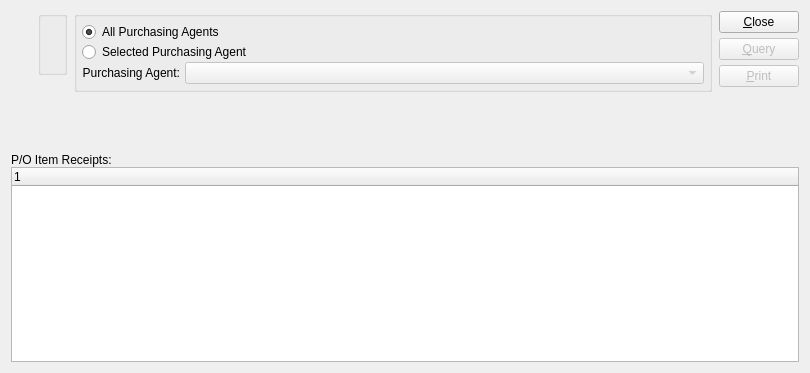
Old version of the form xtuple/trunk/guiclient/dspPoDeliveryDateVariancesByVendor.ui in the repository WooodHead/xtuple.
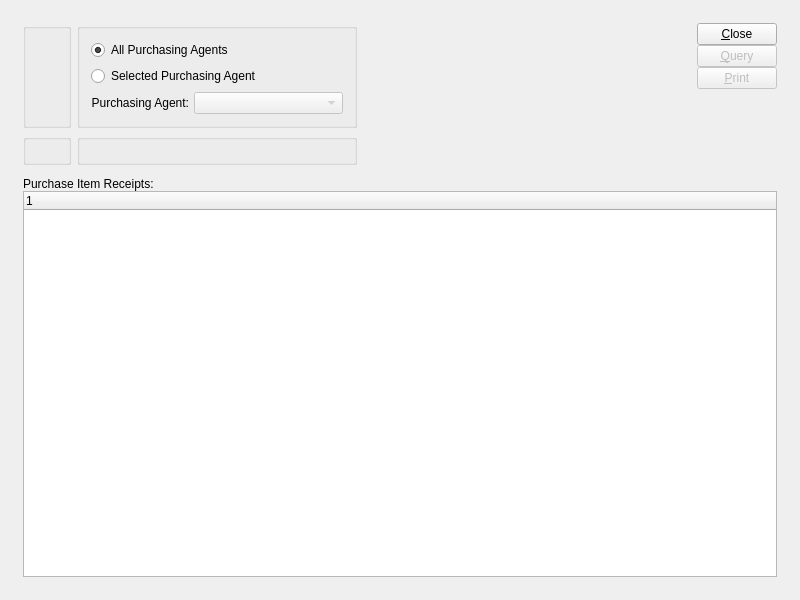
New version of the form. Custom widgets are drawn as their Qt base class.

What changed in the file:
```diff
--- a/xtuple/trunk/guiclient/dspPoDeliveryDateVariancesByVendor.ui
+++ b/xtuple/trunk/guiclient/dspPoDeliveryDateVariancesByVendor.ui
@@ -13,121 +13,58 @@
    <rect>
     <x>0</x>
     <y>0</y>
-    <width>810</width>
-    <height>373</height>
+    <width>800</width>
+    <height>600</height>
    </rect>
   </property>
   <property name="windowTitle" >
    <string>P/O Delivery Date Variances by Vendor</string>
   </property>
-   <layout class="QVBoxLayout" >
-    <item>
-     <layout class="QHBoxLayout" >
+  <layout class="QGridLayout" name="gridLayout_7" >
+   <item row="0" column="0" >
+    <layout class="QGridLayout" name="gridLayout_6" >
       <property name="margin" >
-       <number>0</number>
+      <number>12</number>
       </property>
       <property name="spacing" >
-       <number>7</number>
-      </property>
+      <number>12</number>
+     </property>
+     <item row="0" column="0" >
+      <layout class="QHBoxLayout" name="horizontalLayout" >
       <item>
-       <layout class="QVBoxLayout" >
-        <property name="margin" >
-         <number>0</number>
-        </property>
-        <property name="spacing" >
-         <number>0</number>
-        </property>
-        <item>
+        <layout class="QGridLayout" name="gridLayout_4" >
+         <item row="0" column="0" >
+          <widget class="QGroupBox" name="_vendorGroup" >
+           <property name="title" >
+            <string/>
+           </property>
+           <layout class="QGridLayout" name="gridLayout_3" >
+            <item row="0" column="0" >
          <widget class="VendorCluster" name="_vendor" />
         </item>
-        <item>
-         <spacer>
+            <item row="1" column="0" >
+             <spacer name="verticalSpacer" >
           <property name="orientation" >
            <enum>Qt::Vertical</enum>
           </property>
-          <property name="sizeType" >
-           <enum>QSizePolicy::Preferred</enum>
-          </property>
-          <property name="sizeHint" >
+              <property name="sizeHint" stdset="0" >
            <size>
             <width>20</width>
-            <height>100</height>
+                <height>0</height>
            </size>
           </property>
          </spacer>
         </item>
        </layout>
-      </item>
-      <item>
-       <layout class="QVBoxLayout" >
-        <property name="margin" >
-         <number>0</number>
-        </property>
-        <property name="spacing" >
-         <number>5</number>
-        </property>
-        <item>
-         <layout class="QHBoxLayout" >
-          <property name="margin" >
-           <number>0</number>
-          </property>
-          <property name="spacing" >
-           <number>7</number>
-          </property>
-          <item>
-           <layout class="QVBoxLayout" >
-            <property name="margin" >
-             <number>0</number>
-            </property>
-            <property name="spacing" >
-             <number>0</number>
-            </property>
-            <item>
-             <widget class="WarehouseGroup" name="_warehouse" >
-              <property name="title" >
-               <string/>
-              </property>
-             </widget>
-            </item>
-            <item>
-             <spacer>
-              <property name="orientation" >
-               <enum>Qt::Vertical</enum>
-              </property>
-              <property name="sizeType" >
-               <enum>QSizePolicy::Preferred</enum>
-              </property>
-              <property name="sizeHint" >
-               <size>
-                <width>16</width>
-                <height>17</height>
-               </size>
-              </property>
-             </spacer>
-            </item>
-           </layout>
-          </item>
-          <item>
+          </widget>
+         </item>
+         <item row="0" column="1" >
            <widget class="QGroupBox" name="_agentGroup" >
-            <property name="sizePolicy" >
-             <sizepolicy>
-              <hsizetype>5</hsizetype>
-              <vsizetype>0</vsizetype>
-              <horstretch>0</horstretch>
-              <verstretch>0</verstretch>
-             </sizepolicy>
-            </property>
             <property name="title" >
              <string/>
             </property>
-            <layout class="QVBoxLayout" >
-             <property name="margin" >
-              <number>5</number>
-             </property>
-             <property name="spacing" >
-              <number>0</number>
-             </property>
-             <item>
+           <layout class="QGridLayout" name="gridLayout_5" >
+            <item row="0" column="0" >
               <widget class="QRadioButton" name="_allPurchasingAgents" >
                <property name="text" >
                 <string>All Purchasing Agents</string>
@@ -137,7 +74,7 @@
                </property>
               </widget>
              </item>
-             <item>
+            <item row="1" column="0" >
               <widget class="QRadioButton" name="_selectedPurchasingAgent" >
                <property name="text" >
                 <string>Selected Purchasing Agent</string>
@@ -147,11 +84,8 @@
                </property>
               </widget>
              </item>
-             <item>
+            <item row="2" column="0" >
               <layout class="QHBoxLayout" >
-               <property name="margin" >
-                <number>0</number>
-               </property>
                <property name="spacing" >
                 <number>5</number>
                </property>
@@ -171,9 +105,7 @@
                   <bool>false</bool>
                  </property>
                  <property name="sizePolicy" >
-                  <sizepolicy>
-                   <hsizetype>7</hsizetype>
-                   <vsizetype>0</vsizetype>
+                 <sizepolicy vsizetype="Fixed" hsizetype="Expanding" >
                    <horstretch>0</horstretch>
                    <verstretch>0</verstretch>
                   </sizepolicy>
@@ -185,19 +117,30 @@
             </layout>
            </widget>
           </item>
-         </layout>
-        </item>
-        <item>
-         <layout class="QHBoxLayout" >
-          <property name="margin" >
-           <number>0</number>
-          </property>
-          <property name="spacing" >
-           <number>0</number>
-          </property>
-          <item>
+         <item row="1" column="0" >
+          <widget class="WarehouseGroup" name="_warehouse" >
+           <property name="title" >
+            <string/>
+           </property>
+           <property name="fixedSize" >
+            <bool>false</bool>
+           </property>
+          </widget>
+         </item>
+         <item row="1" column="1" >
+          <widget class="QGroupBox" name="_dateGroup" >
+           <property name="title" >
+            <string/>
+           </property>
+           <layout class="QGridLayout" name="gridLayout_2" >
+            <item row="0" column="0" >
            <widget class="DateCluster" name="_dates" />
           </item>
+           </layout>
+          </widget>
+         </item>
+        </layout>
+       </item>
           <item>
            <spacer>
             <property name="orientation" >
@@ -206,33 +149,23 @@
             <property name="sizeType" >
              <enum>QSizePolicy::Expanding</enum>
             </property>
-            <property name="sizeHint" >
+         <property name="sizeHint" stdset="0" >
              <size>
-              <width>265</width>
-              <height>20</height>
+           <width>0</width>
+           <height>50</height>
              </size>
             </property>
            </spacer>
           </item>
-         </layout>
-        </item>
-       </layout>
-      </item>
       <item>
        <layout class="QVBoxLayout" >
-        <property name="margin" >
-         <number>0</number>
-        </property>
         <property name="spacing" >
          <number>0</number>
         </property>
         <item>
          <layout class="QVBoxLayout" >
-          <property name="margin" >
-           <number>0</number>
-          </property>
           <property name="spacing" >
-           <number>5</number>
+            <number>0</number>
           </property>
           <item>
            <widget class="QPushButton" name="_close" >
@@ -263,9 +196,7 @@
              <bool>false</bool>
             </property>
             <property name="sizePolicy" >
-             <sizepolicy>
-              <hsizetype>1</hsizetype>
-              <vsizetype>0</vsizetype>
+              <sizepolicy vsizetype="Fixed" hsizetype="Minimum" >
               <horstretch>0</horstretch>
               <verstretch>0</verstretch>
              </sizepolicy>
@@ -289,12 +220,12 @@
            <enum>Qt::Vertical</enum>
           </property>
           <property name="sizeType" >
-           <enum>QSizePolicy::Preferred</enum>
-          </property>
-          <property name="sizeHint" >
+            <enum>QSizePolicy::Expanding</enum>
+           </property>
+           <property name="sizeHint" stdset="0" >
            <size>
             <width>10</width>
-            <height>60</height>
+             <height>0</height>
            </size>
           </property>
          </spacer>
@@ -303,18 +234,33 @@
       </item>
      </layout>
     </item>
-    <item>
-     <layout class="QVBoxLayout" >
+     <item row="1" column="0" >
+      <widget class="QFrame" name="_frame" >
+       <property name="sizePolicy" >
+        <sizepolicy vsizetype="Expanding" hsizetype="Preferred" >
+         <horstretch>0</horstretch>
+         <verstretch>1</verstretch>
+        </sizepolicy>
+       </property>
+       <property name="frameShape" >
+        <enum>QFrame::NoFrame</enum>
+       </property>
+       <property name="frameShadow" >
+        <enum>QFrame::Raised</enum>
+       </property>
+       <layout class="QGridLayout" name="gridLayout" >
       <property name="margin" >
        <number>0</number>
       </property>
+        <item row="0" column="0" >
+         <layout class="QVBoxLayout" >
       <property name="spacing" >
        <number>0</number>
       </property>
       <item>
        <widget class="QLabel" name="_porecvLit" >
         <property name="text" >
-         <string>P/O Item Receipts:</string>
+             <string>Purchase Item Receipts:</string>
         </property>
         <property name="buddy" >
          <cstring>_porecv</cstring>
@@ -324,9 +270,7 @@
       <item>
        <widget class="XTreeWidget" name="_porecv" >
         <property name="sizePolicy" >
-         <sizepolicy>
-          <hsizetype>7</hsizetype>
-          <vsizetype>7</vsizetype>
+             <sizepolicy vsizetype="Expanding" hsizetype="Expanding" >
           <horstretch>0</horstretch>
           <verstretch>0</verstretch>
          </sizepolicy>
@@ -349,6 +293,11 @@
     </item>
    </layout>
  </widget>
+     </item>
+    </layout>
+   </item>
+  </layout>
+ </widget>
  <layoutdefault spacing="6" margin="11" />
  <pixmapfunction>qPixmapFromMimeSource</pixmapfunction>
  <customwidgets>
@@ -357,6 +306,16 @@
    <extends>QWidget</extends>
    <header>datecluster.h</header>
   </customwidget>
+  <customwidget>
+   <class>VendorCluster</class>
+   <extends>QWidget</extends>
+   <header>vendorcluster.h</header>
+  </customwidget>
+  <customwidget>
+   <class>WarehouseGroup</class>
+   <extends>QGroupBox</extends>
+   <header>warehousegroup.h</header>
+  </customwidget>
   <customwidget>
    <class>XComboBox</class>
    <extends>QComboBox</extends>
@@ -367,16 +326,6 @@
    <extends>QTreeWidget</extends>
    <header>xtreewidget.h</header>
   </customwidget>
-  <customwidget>
-   <class>VendorCluster</class>
-   <extends>QWidget</extends>
-   <header>vendorcluster.h</header>
-  </customwidget>
-  <customwidget>
-   <class>WarehouseGroup</class>
-   <extends>QGroupBox</extends>
-   <header>warehousegroup.h</header>
-  </customwidget>
  </customwidgets>
  <tabstops>
   <tabstop>_vendor</tabstop>
```
Left out of the diff: 4 changed lines with no effect on the pictures. Lines whose indentation alone changed are shown as unchanged.
